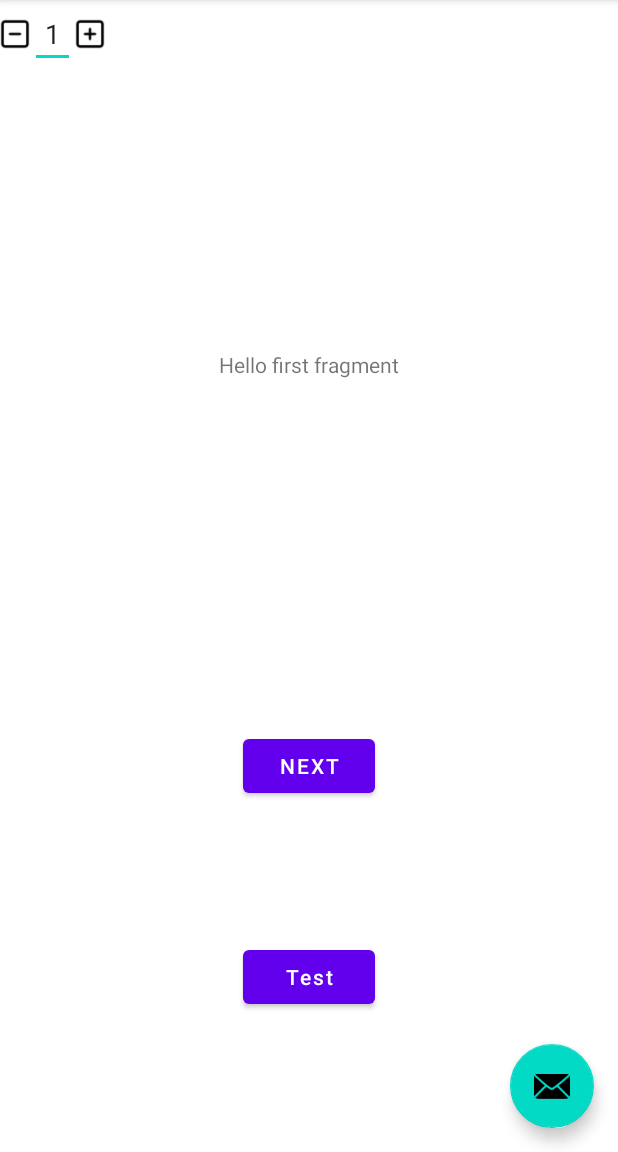
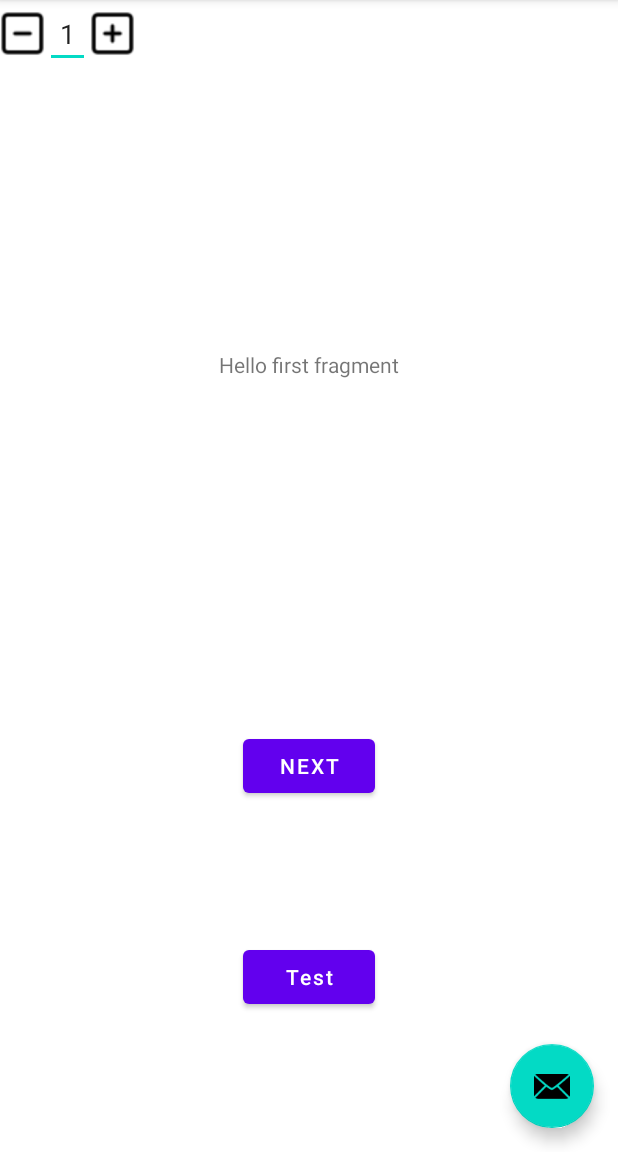
Before and after one commit to bang2001vl/test_android_librabry, an Android app: the screen it shows after launch (MainActivity), on a phone screen of 412 x 824 dp, the part 84-1236 px from its top. Run offline under Robolectric (Android 15) with nearby library versions, the phone set to English and light mode, and no system bars; 4 statements that could not run were skipped.

```diff
--- a/app/src/main/res/layout/fragment_first.xml
+++ b/app/src/main/res/layout/fragment_first.xml
@@ -14,7 +14,8 @@
         app:src_increase="@mipmap/ic_plus"
         app:layout_constraintTop_toTopOf="parent"
         app:layout_constraintStart_toStartOf="parent"
-        />
+        >
+    </com.thunderstudio.mylib.Views.ChooseAmountLayout>
     <TextView
         android:id="@+id/textview_first"
         android:layout_width="wrap_content"
--- /dev/null
+++ b/mylib/src/main/java/com/thunderstudio/mylib/OnValueChanged.java
@@ -0,0 +1,6 @@
+package com.thunderstudio.mylib;
+
+
+public interface OnValueChanged<T> {
+    void onValueChanged(T newValue);
+}
--- a/mylib/src/main/java/com/thunderstudio/mylib/Views/ChooseAmountLayout.java
+++ b/mylib/src/main/java/com/thunderstudio/mylib/Views/ChooseAmountLayout.java
@@ -5,6 +5,7 @@ import android.content.Context;
 import android.content.res.Resources;
 import android.content.res.TypedArray;
 import android.graphics.drawable.Drawable;
+import android.graphics.drawable.GradientDrawable;
 import android.util.AttributeSet;
 import android.view.LayoutInflater;
 import android.view.View;
@@ -14,30 +15,45 @@ import android.widget.LinearLayout;
 
 import androidx.annotation.AttrRes;
 import androidx.annotation.Nullable;
+import androidx.appcompat.widget.LinearLayoutCompat;
 import androidx.lifecycle.Observer;
 
 import com.thunderstudio.mylib.INotifyPropertiesChanged;
+import com.thunderstudio.mylib.OnValueChanged;
 import com.thunderstudio.mylib.R;
 
 
 public class ChooseAmountLayout extends LinearLayout {
-    private ChooseNumberLayoutController controller;
+    public ChooseNumberLayoutController controller;
 
-    private Context context;
+    private final Context context;
+    public EditText editText;
+    public ImageButton btnIncrease;
+    public ImageButton btnDecrease;
+    public LinearLayout layout;
+
     @SuppressLint("UseCompatLoadingForDrawables")
     public ChooseAmountLayout(Context context, @Nullable AttributeSet attrs) {
         super(context, attrs);
         this.context = context;
 
-        LinearLayout layout = (LinearLayout) LayoutInflater.from(context).inflate(R.layout.layout_choose_amount, this, true);
-        EditText editText = findViewById(R.id.input_amount);
-        ImageButton btnIncrease = findViewById(R.id.btn_increase);
-        ImageButton btnDecrease = findViewById(R.id.btn_decrease);
-
+        layout = (LinearLayout) LayoutInflater.from(context).inflate(R.layout.layout_choose_amount, this, false);
+        editText = layout.findViewById(R.id.input_amount);
+        btnIncrease = layout.findViewById(R.id.btn_increase);
+        btnDecrease = layout.findViewById(R.id.btn_decrease);
         TypedArray a = context.obtainStyledAttributes(attrs, R.styleable.ChooseAmountLayout);
 
-        int drawable_increase =  a.getResourceId(R.styleable.ChooseAmountLayout_src_increase, R.color.design_default_color_error);
-        int drawable_decrease =  a.getResourceId(R.styleable.ChooseAmountLayout_src_decrease, R.color.design_default_color_error);
+        int buttonSize = a.getDimensionPixelOffset(R.styleable.ChooseAmountLayout_button_size, getResources().getDimensionPixelSize(R.dimen.normal_button_size));
+        int drawable_increase = a.getResourceId(R.styleable.ChooseAmountLayout_src_increase, R.mipmap.ic_plus);
+        int drawable_decrease = a.getResourceId(R.styleable.ChooseAmountLayout_src_decrease, R.mipmap.ic_minus);
+
+        LinearLayout.LayoutParams params = (LinearLayout.LayoutParams) btnDecrease.getLayoutParams();
+        params.width = params.height = buttonSize;
+        btnDecrease.setLayoutParams(params);
+
+        params = (LinearLayout.LayoutParams) btnIncrease.getLayoutParams();
+        params.width = params.height = buttonSize;
+        btnIncrease.setLayoutParams(params);
 
         btnDecrease.setImageResource(drawable_decrease);
         btnIncrease.setImageResource(drawable_increase);
@@ -53,60 +69,9 @@ public class ChooseAmountLayout extends LinearLayout {
         btnDecrease.setOnClickListener(v -> controller.Decrease());
 
         controller.setOnPropertyChanged(propertyName ->
-                editText.setText(String.valueOf((int)controller.getNumber())));
+                editText.setText(String.valueOf((int) controller.getNumber())));
 
         a.recycle();
-    }
-
-    public class ChooseNumberLayoutController{
-        public final float min;
-        public final float max;
-        public final float step;
-
-        private float number;
-        public float getNumber(){return  number;}
-
-        private INotifyPropertiesChanged onPropertyChanged;
-
-        public void setOnPropertyChanged(INotifyPropertiesChanged onPropertyChanged) {
-            this.onPropertyChanged = onPropertyChanged;
-        }
-
-        public void setNumber(float val)
-        {
-            if(val > max){val = max;}
-            if(val < min){val = min;}
-            if(number != val)
-            {
-                number = val;
-                onPropertyChanged.OnPropertyChanged("number");
-            }
-        }
-
-        public void Increase()
-        {
-            setNumber(number+step);
-        }
-
-        public void Decrease()
-        {
-            setNumber(number-step);
-        }
-
-        public ChooseNumberLayoutController(float min, float max, float step)
-        {
-            this.min = min;
-            this.max = max;
-            this.step = step;
-
-            number = min;
-
-            onPropertyChanged = new INotifyPropertiesChanged() {
-                @Override
-                public void OnPropertyChanged(String propertyName) {
-                    // TODO
-                }
-            };
-        }
+        this.addView(layout, layout.getLayoutParams());
     }
 }
--- a/mylib/src/main/res/layout/layout_choose_amount.xml
+++ b/mylib/src/main/res/layout/layout_choose_amount.xml
@@ -6,8 +6,8 @@
     android:orientation="horizontal"
     >
     <ImageButton
-        android:layout_width="20dp"
-        android:layout_height="20dp"
+        android:layout_width="@dimen/normal_button_size"
+        android:layout_height="@dimen/normal_button_size"
         android:id="@+id/btn_decrease"
         android:src="@mipmap/ic_minus"
         android:background="@color/transparent"
@@ -26,8 +26,8 @@
         android:layout_gravity="center"
         />
     <ImageButton
-        android:layout_width="20dp"
-        android:layout_height="20dp"
+        android:layout_width="@dimen/normal_button_size"
+        android:layout_height="@dimen/normal_button_size"
         android:id="@+id/btn_increase"
         android:src="@mipmap/ic_plus"
         android:background="@color/transparent"
--- a/mylib/src/main/res/values/attrs.xml
+++ b/mylib/src/main/res/values/attrs.xml
@@ -1,7 +1,7 @@
 <?xml version="1.0" encoding="utf-8"?>
 <resources>
     <declare-styleable name="ChooseAmountLayout">
-        <attr name="my_attr" format="reference"/>
+        <attr name="button_size" format="dimension"/>
         <attr name="src_increase" format="reference"/>
         <attr name="src_decrease" format="reference"/>
         <attr name="maxValue" format="float"/>
```
Also changed, not shown: gradle/wrapper/gradle-wrapper.properties.
